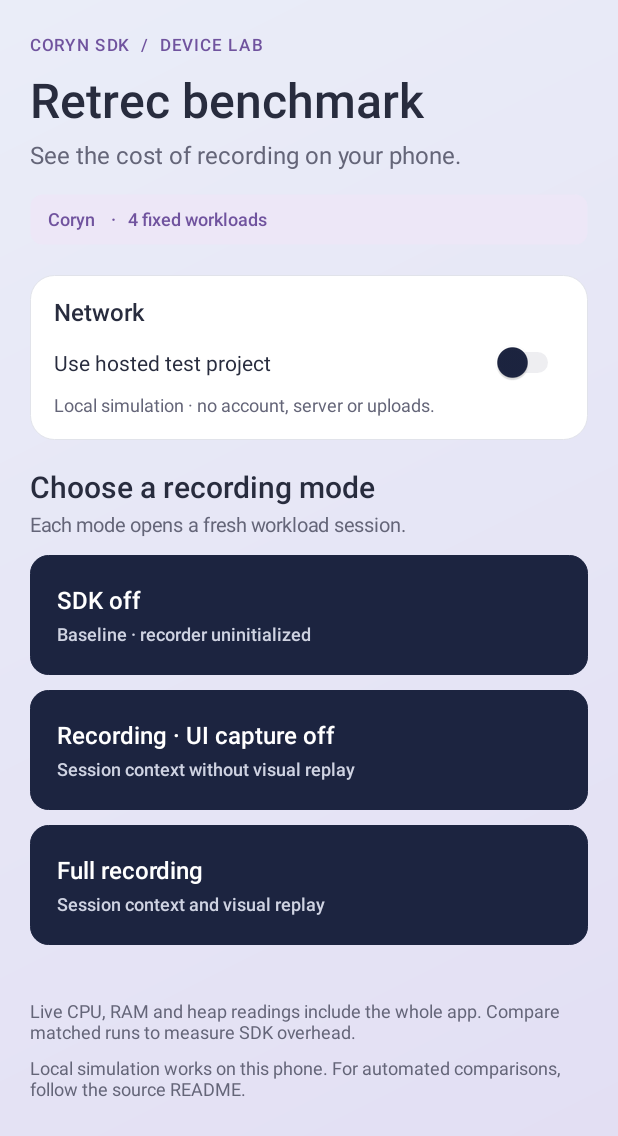
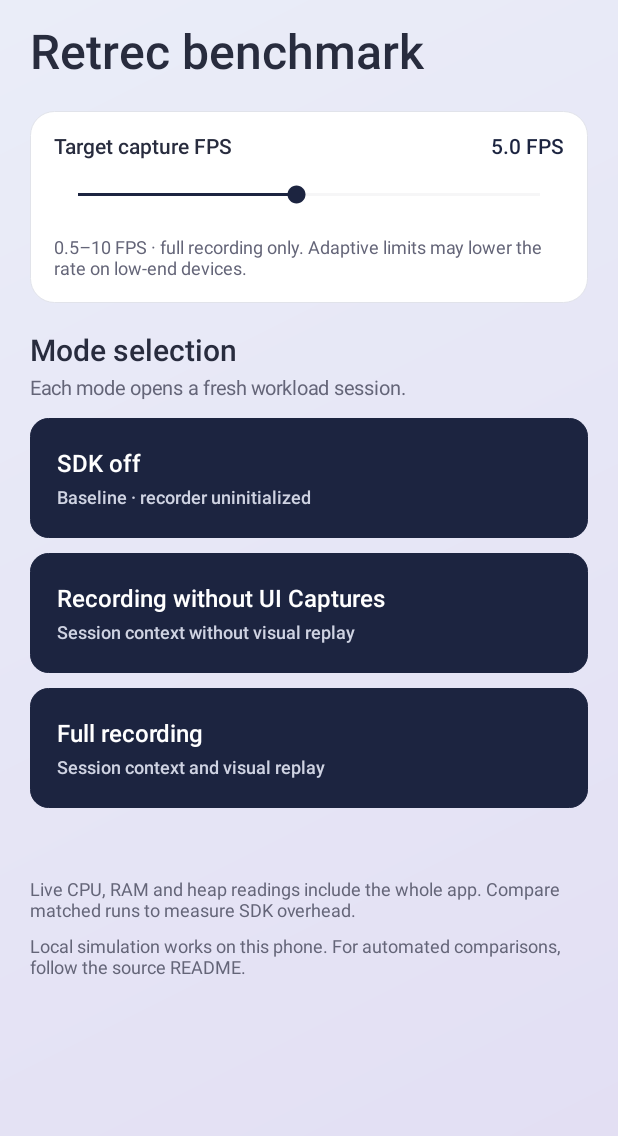
Before and after one commit to CorynAI/android-replay-benchmark, an Android app: the screen it shows after launch (LauncherActivity), on a phone screen of 412 x 824 dp. Shown: the top 1136 px of the screen. Run offline under Robolectric (Android 15) with nearby library versions, the phone set to English and light mode, and no system bars; 1 statement that could not run was skipped.

Commit message:
Add landscape mode

```diff
--- a/app/src/main/AndroidManifest.xml
+++ b/app/src/main/AndroidManifest.xml
@@ -1,11 +1,12 @@
 <manifest xmlns:android="http://schemas.android.com/apk/res/android">
     <uses-permission android:name="android.permission.INTERNET" />
     <application android:name=".BenchmarkApplication" android:label="Retrec benchmark" android:icon="@drawable/ic_benchmark"
-        android:theme="@android:style/Theme.Material.Light.NoActionBar" android:allowBackup="false"
+        android:theme="@style/BenchmarkTheme" android:allowBackup="false"
         android:usesCleartextTraffic="true" android:supportsRtl="true">
         <profileable android:shell="true" />
-        <activity android:name=".BenchmarkActivity" android:exported="true" android:screenOrientation="portrait" />
+        <activity android:name=".BenchmarkActivity" android:exported="true" android:configChanges="orientation|screenSize|smallestScreenSize|screenLayout" />
         <activity android:name=".LauncherActivity" android:exported="true" android:process=":control"
+            android:configChanges="orientation|screenSize|smallestScreenSize|screenLayout"
             android:taskAffinity="${applicationId}.control">
             <intent-filter>
                 <action android:name="android.intent.action.MAIN" />
--- a/app/src/main/java/ai/coryn/replay/benchmark/BenchmarkStyle.kt
+++ b/app/src/main/java/ai/coryn/replay/benchmark/BenchmarkStyle.kt
@@ -2,6 +2,7 @@ package ai.coryn.replay.benchmark
 
 import android.app.Activity
 import android.content.res.ColorStateList
+import android.content.res.Configuration
 import android.graphics.Color
 import android.graphics.Typeface
 import android.graphics.drawable.GradientDrawable
@@ -13,6 +14,9 @@ import android.widget.LinearLayout
 import android.widget.TextView
 
 internal class BenchmarkStyle(private val activity: Activity) {
+    val wideLayout: Boolean get() = activity.resources.configuration.let {
+        it.orientation == Configuration.ORIENTATION_LANDSCAPE || it.screenWidthDp >= 600
+    }
     val ink = Color.rgb(40, 44, 62)
     val navy = Color.rgb(28, 36, 64)
     val muted = Color.rgb(100, 101, 120)
--- a/app/src/main/java/ai/coryn/replay/benchmark/LauncherActivity.kt
+++ b/app/src/main/java/ai/coryn/replay/benchmark/LauncherActivity.kt
@@ -3,21 +3,22 @@ package ai.coryn.replay.benchmark
 import android.app.Activity
 import android.app.ActivityManager
 import android.content.Intent
+import android.content.res.Configuration
 import android.graphics.Color
 import android.os.Bundle
 import android.os.Process
 import android.text.SpannableString
 import android.text.Spanned
-import android.text.InputType
 import android.text.style.AbsoluteSizeSpan
 import android.text.style.ForegroundColorSpan
 import android.view.Gravity
 import android.view.View
 import android.view.ViewGroup
-import android.widget.EditText
 import android.widget.LinearLayout
+import android.widget.Button
 import android.widget.ScrollView
-import android.widget.Switch
+import android.widget.SeekBar
+import kotlin.math.roundToInt
 
 class LauncherActivity : Activity() {
     private val impl = LauncherActivityImpl(this)
@@ -25,93 +26,71 @@ class LauncherActivity : Activity() {
         super.onCreate(savedInstanceState)
         impl.onCreate()
     }
+    override fun onConfigurationChanged(newConfig: Configuration) {
+        super.onConfigurationChanged(newConfig)
+        impl.arrangeLayout()
+    }
 }
 
 internal class LauncherActivityImpl(private val activity: Activity) {
+    private val style = BenchmarkStyle(activity)
+    private lateinit var panels: LinearLayout
+    private var capturePanel: LinearLayout? = null
+    private lateinit var modes: LinearLayout
+    private lateinit var notes: LinearLayout
     fun onCreate() {
         val store = BenchmarkConfigStore(activity)
         val requestedMode = activity.intent.getStringExtra("benchmarkMode")
         val allowedModes = if (BuildConfig.HAS_CORYN) setOf("off", "recording", "capture") else setOf("off")
         if (requestedMode != null && requestedMode in allowedModes) {
-            openWorkload(store, BenchmarkConfig(requestedMode, "", "", "mock", 5.0))
+            openWorkload(store, BenchmarkConfig(requestedMode, "", "", "mock", store.read().fps))
             return
         }
         activity.window.decorView.systemUiVisibility = View.SYSTEM_UI_FLAG_LIGHT_STATUS_BAR or View.SYSTEM_UI_FLAG_LIGHT_NAVIGATION_BAR
-        val style = BenchmarkStyle(activity)
         val config = store.read()
-        val content = LinearLayout(activity).apply { orientation = LinearLayout.VERTICAL; setPadding(style.dp(20), style.dp(24), style.dp(20), style.dp(24)) }
-        content.addView(style.text("CORYN SDK  /  DEVICE LAB", 11f, style.purple, true).apply { letterSpacing = 0.1f })
-        style.gap(content, 12)
+        val content = LinearLayout(activity).apply { orientation = LinearLayout.VERTICAL; setPadding(style.dp(20), style.dp(16), style.dp(20), style.dp(16)) }
         content.addView(style.text("Retrec benchmark", 32f, style.ink, true))
-        style.gap(content, 8)
-        content.addView(style.text("See the cost of recording on your phone.", 16f, style.muted, false))
-        style.gap(content, 16)
-        val info = if (BuildConfig.HAS_CORYN) "Coryn ${BuildConfig.CORYN_VERSION}" else "No Coryn dependencies"
-        content.addView(style.text("$info   ·   4 fixed workloads", 12f, style.purple, true).apply {
-            background = style.rounded(style.lavender, 8, Color.TRANSPARENT)
-            setPadding(style.dp(12), style.dp(10), style.dp(12), style.dp(10))
+        style.gap(content, 20)
+        panels = LinearLayout(activity)
+        content.addView(panels)
+        val fps = SeekBar(activity).apply {
+            id = R.id.target_fps
+            max = 19
+            progress = (config.fps * 2).roundToInt().minus(1).coerceIn(0, max)
+            progressTintList = android.content.res.ColorStateList.valueOf(style.navy)
+            progressBackgroundTintList = android.content.res.ColorStateList.valueOf(Color.argb(40, 28, 36, 64))
+            thumbTintList = android.content.res.ColorStateList.valueOf(style.navy)
+            contentDescription = "Target capture FPS"
+        }
+        val fpsValue = style.text("${(fps.progress + 1) / 2.0} FPS", 14f, style.navy, true)
+        fps.setOnSeekBarChangeListener(object : SeekBar.OnSeekBarChangeListener {
+            override fun onProgressChanged(seekBar: SeekBar, progress: Int, fromUser: Boolean) {
+                fpsValue.text = "${(progress + 1) / 2.0} FPS"
+            }
+            override fun onStartTrackingTouch(seekBar: SeekBar) = Unit
+            override fun onStopTrackingTouch(seekBar: SeekBar) = Unit
         })
-        style.gap(content, 20)
-        val apiKey = EditText(activity).apply {
-            hint = "Test project API key"
-            inputType = InputType.TYPE_CLASS_TEXT or InputType.TYPE_TEXT_VARIATION_PASSWORD
-            setText(config.apiKey)
+        if (BuildConfig.HAS_CORYN) {
+            val capture = style.card()
+            val captureRate = LinearLayout(activity).apply { gravity = Gravity.CENTER_VERTICAL }
+            captureRate.addView(style.text("Target capture FPS", 14f, style.ink, true).apply { labelFor = R.id.target_fps },
+                LinearLayout.LayoutParams(0, ViewGroup.LayoutParams.WRAP_CONTENT, 1f))
+            captureRate.addView(fpsValue)
+            capture.addView(captureRate)
+            capture.addView(fps, LinearLayout.LayoutParams(ViewGroup.LayoutParams.MATCH_PARENT, style.dp(48)))
+            style.gap(capture, 4)
+            capture.addView(style.text("0.5–10 FPS · full recording only. Adaptive limits may lower the actual rate on low-end devices.", 12f, style.muted, false))
+            capturePanel = capture
         }
-        val endpoint = EditText(activity).apply {
-            hint = "Coryn hosted (default)"
-            inputType = InputType.TYPE_CLASS_TEXT or InputType.TYPE_TEXT_VARIATION_URI
-            setText(config.endpoint)
-        }
-        val hosted = Switch(activity).apply {
-            text = "Use hosted test project"
-            textSize = 14f
-            setTextColor(style.ink)
-            isChecked = config.networkMode == "hosted"
-            thumbTintList = android.content.res.ColorStateList.valueOf(style.navy)
-            trackTintList = android.content.res.ColorStateList.valueOf(Color.argb(75, 28, 36, 64))
-        }
-        if (BuildConfig.HAS_CORYN) {
-            val connection = style.card()
-            connection.addView(style.text("Network", 16f, style.ink, true))
-            style.gap(connection, 10)
-            connection.addView(hosted)
-            style.gap(connection, 8)
-            val description = style.text("", 12f, style.muted, false)
-            connection.addView(description)
-            val fields = LinearLayout(activity).apply { orientation = LinearLayout.VERTICAL }
-            for ((label, field) in listOf("Project API key" to apiKey, "Endpoint override · optional" to endpoint)) {
-                style.gap(fields, 12)
-                fields.addView(style.text(label, 12f, style.muted, true))
-                style.gap(fields, 6)
-                field.apply {
-                    textSize = 14f
-                    typeface = android.graphics.Typeface.create("sans-serif", android.graphics.Typeface.NORMAL)
-                    setTextColor(style.ink)
-                    setHintTextColor(style.muted)
-                    setSingleLine()
-                    background = style.rounded(Color.rgb(249, 249, 252), 10, style.border)
-                    setPadding(style.dp(12), style.dp(10), style.dp(12), style.dp(10))
-                }
-                fields.addView(field, LinearLayout.LayoutParams(ViewGroup.LayoutParams.MATCH_PARENT, style.dp(46)))
-            }
-            connection.addView(fields)
-            fun showConnection(useHosted: Boolean) {
-                fields.visibility = if (useHosted) View.VISIBLE else View.GONE
-                description.text = if (useHosted) "Recordings upload to your test project." else "Local simulation · no account, server or uploads."
-            }
-            hosted.setOnCheckedChangeListener { _, checked -> showConnection(checked) }
-            showConnection(hosted.isChecked)
-            content.addView(connection)
-            style.gap(content, 20)
-        }
-        content.addView(style.text("Choose a recording mode", 20f, style.ink, true))
-        style.gap(content, 6)
-        content.addView(style.text("Each mode opens a fresh workload session.", 13f, style.muted, false))
-        style.gap(content, 12)
+        modes = LinearLayout(activity).apply { orientation = LinearLayout.VERTICAL }
+        modes.addView(style.text("Mode selection", 20f, style.ink, true))
+        style.gap(modes, 6)
+        modes.addView(style.text("Each mode opens a fresh workload session.", 13f, style.muted, false))
+        style.gap(modes, 12)
         val status = style.text("", 13f, Color.rgb(160, 48, 70), false)
         for ((mode, label, identifier) in listOf(
             Triple("off", "SDK off\nBaseline · recorder uninitialized", R.id.mode_off),
-            Triple("recording", "Recording · UI capture off\nSession context without visual replay", R.id.mode_recording),
+            Triple("recording", "Recording without UI Captures\nSession context without visual replay", R.id.mode_recording),
             Triple("capture", "Full recording\nSession context and visual replay", R.id.mode_capture)
         )) {
             val titleEnd = label.indexOf('\n')
@@ -119,7 +98,7 @@ internal class LauncherActivityImpl(private val activity: Activity) {
                 setSpan(AbsoluteSizeSpan(12, true), titleEnd + 1, length, Spanned.SPAN_EXCLUSIVE_EXCLUSIVE)
                 setSpan(ForegroundColorSpan(Color.rgb(207, 211, 226)), titleEnd + 1, length, Spanned.SPAN_EXCLUSIVE_EXCLUSIVE)
             }
-            content.addView(style.button(label, true).apply {
+            modes.addView(style.button(label, true).apply {
                 id = identifier
                 text = title
                 textSize = 16f
@@ -130,30 +109,55 @@ internal class LauncherActivityImpl(private val activity: Activity) {
                 if (!isEnabled) alpha = 0.5f
                 setOnClickListener {
                     try {
-                        require(mode == "off" || !hosted.isChecked || apiKey.text.isNotBlank()) { "Enter a test project API key for hosted recording." }
-                        val networkMode = if (hosted.isChecked) "hosted" else "mock"
-                        openWorkload(store, BenchmarkConfig(mode, apiKey.text.toString().trim(),
-                            endpoint.text.toString().trim(), networkMode, config.fps))
+                        val targetFps = (fps.progress + 1) / 2.0
+                        openWorkload(store, BenchmarkConfig(mode, "", "", "mock", targetFps))
                     } catch (error: IllegalArgumentException) {
                         status.text = error.message
                     }
                 }
             }, LinearLayout.LayoutParams(ViewGroup.LayoutParams.MATCH_PARENT, style.dp(80)))
-            style.gap(content, 10)
+            style.gap(modes, 10)
         }
-        content.addView(status)
-        style.gap(content, 12)
-        content.addView(style.text("Live CPU, RAM and heap readings include the whole app. Compare matched runs to measure SDK overhead.",
+        modes.addView(status)
+        notes = LinearLayout(activity).apply { orientation = LinearLayout.VERTICAL }
+        notes.addView(style.text("Live CPU, RAM and heap readings include the whole app. Compare matched runs to measure SDK overhead.",
             12f, style.muted, false))
-        style.gap(content, 10)
-        content.addView(style.text("Local simulation works on this phone. For automated comparisons, follow the source README.", 12f, style.muted, false))
+        style.gap(notes, 10)
+        notes.addView(style.text("Local simulation works on this phone. For automated comparisons, follow the source README.", 12f, style.muted, false))
         val root = style.page()
         root.setOnApplyWindowInsetsListener { view, insets ->
             view.setPadding(insets.systemWindowInsetLeft, insets.systemWindowInsetTop, insets.systemWindowInsetRight, insets.systemWindowInsetBottom)
             insets
         }
         root.addView(ScrollView(activity).apply { isFillViewport = true; addView(content) })
+        arrangeLayout()
         activity.setContentView(root)
+    }
+
+    fun arrangeLayout() {
+        if (!::panels.isInitialized) return
+        for (view in listOfNotNull(capturePanel, modes, notes)) {
+            (view.parent as? ViewGroup)?.removeView(view)
+        }
+        panels.removeAllViews()
+        panels.orientation = if (style.wideLayout) LinearLayout.HORIZONTAL else LinearLayout.VERTICAL
+        for (index in 0 until modes.childCount) {
+            val button = modes.getChildAt(index)
+            if (button is Button) button.layoutParams.height = style.dp(if (style.wideLayout) 68 else 80)
+        }
+        if (style.wideLayout) {
+            val settings = LinearLayout(activity).apply { orientation = LinearLayout.VERTICAL }
+            capturePanel?.let { settings.addView(it); style.gap(settings, 20) }
+            settings.addView(notes)
+            panels.addView(settings, LinearLayout.LayoutParams(0, ViewGroup.LayoutParams.WRAP_CONTENT, 0.9f))
+            panels.addView(modes, LinearLayout.LayoutParams(0, ViewGroup.LayoutParams.WRAP_CONTENT, 1.1f).apply { marginStart = style.dp(24) })
+        } else {
+            capturePanel?.let { panels.addView(it); style.gap(panels, 20) }
+            panels.addView(modes)
+            style.gap(panels, 22)
+            panels.addView(notes)
+        }
+        panels.requestApplyInsets()
     }
 
     private fun openWorkload(store: BenchmarkConfigStore, config: BenchmarkConfig) {
--- a/app/src/main/res/values/ids.xml
+++ b/app/src/main/res/values/ids.xml
@@ -1,11 +1,11 @@
 <resources>
+    <item name="target_fps" type="id" />
     <item name="metrics" type="id" />
     <item name="scenario_content" type="id" />
     <item name="scenario_static" type="id" />
     <item name="scenario_list" type="id" />
     <item name="scenario_images" type="id" />
     <item name="scenario_animation" type="id" />
-    <item name="run_benchmark" type="id" />
     <item name="mode_off" type="id" />
     <item name="mode_recording" type="id" />
     <item name="mode_capture" type="id" />
--- /dev/null
+++ b/app/src/main/res/values/styles.xml
@@ -0,0 +1,7 @@
+<resources>
+    <style name="BenchmarkTheme" parent="android:style/Theme.Material.Light.NoActionBar">
+        <item name="android:colorAccent">#1C2440</item>
+        <item name="android:colorControlActivated">#1C2440</item>
+        <item name="android:colorControlHighlight">#331C2440</item>
+    </style>
+</resources>
```
Also changed, not shown: app/build.gradle.kts (+3 -9 lines), app/src/main/java/ai/coryn/replay/benchmark/BenchmarkActivity.kt (+117 -41 lines), tests/src/main/java/ai/coryn/replay/benchmark/tests/AdaptiveLayoutTest.kt (added, +70 -0 lines), tests/src/main/java/ai/coryn/replay/benchmark/tests/ScenarioBenchmark.kt (+9 -1 lines), 7 other files.
